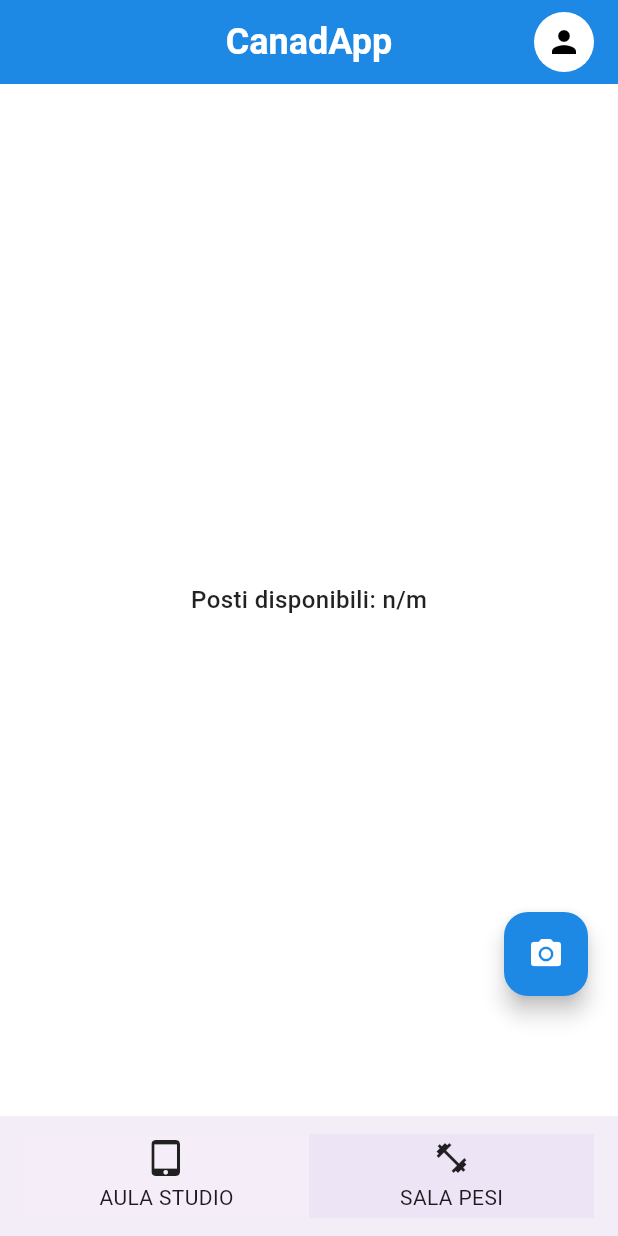
After one commit to ediscota/CanadApp, a Flutter app: the AulaStudioScreen screen opened directly, on a phone screen of 412 x 824 dp. The commit adds this screen. Run offline on Flutter 3.47's test engine with Material 3 defaults, Android fonts, the phone set to English and light mode, and no system bars; our stand-ins replace cloud_firestore, firebase_core; accounts and stored records are empty.

Commit message:
aula_studio_screen.dart

```diff
--- /dev/null
+++ b/canadapp/lib/ui/widgets/aula_studio_screen.dart
@@ -0,0 +1,92 @@
+import 'package:flutter/material.dart';
+
+class AulaStudioScreen extends StatelessWidget {
+  const AulaStudioScreen({super.key});
+
+  @override
+  Widget build(BuildContext context) {
+    return Scaffold(
+      backgroundColor: Colors.white,
+      appBar: AppBar(
+        backgroundColor: const Color(0xFF1E88E5), // Colore blu
+        title: const Text(
+          'CanadApp',
+          style: TextStyle(
+            color: Colors.white,
+            fontWeight: FontWeight.bold,
+            fontSize: 24,
+          ),
+        ),
+        centerTitle: true,
+        actions: [
+          Padding(
+            padding: const EdgeInsets.symmetric(horizontal: 16.0),
+            child: CircleAvatar(
+              backgroundColor: Colors.white,
+              child: Icon(Icons.person, color: Colors.black),
+            ),
+          ),
+        ],
+      ),
+      body: Stack(
+        children: [
+          const Center(
+            child: Text(
+              'Posti disponibili: n/m',
+              style: TextStyle(
+                fontSize: 16,
+                fontWeight: FontWeight.w500,
+                color: Colors.black87,
+              ),
+            ),
+          ),
+          Positioned(
+            bottom: 80,
+            right: 20,
+            child: FloatingActionButton(
+              backgroundColor: const Color(0xFF1E88E5),
+              onPressed: () {
+                // Azione bottone fotocamera
+              },
+              child: const Icon(Icons.camera_alt, color: Colors.white),
+            ),
+          ),
+        ],
+      ),
+      bottomNavigationBar: BottomAppBar(
+        child: Row(
+          children: [
+            Expanded(
+              child: Container(
+                color: const Color(0xFFF5EDF7),
+                height: 70,
+                child: Column(
+                  mainAxisAlignment: MainAxisAlignment.center,
+                  children: const [
+                    Icon(Icons.tablet_mac),
+                    SizedBox(height: 4),
+                    Text('AULA STUDIO'),
+                  ],
+                ),
+              ),
+            ),
+            Expanded(
+              child: Container(
+                color: const Color(0xFFEDE4F5),
+                height: 70,
+                child: Column(
+                  mainAxisAlignment: MainAxisAlignment.center,
+                  children: const [
+                    Icon(Icons.fitness_center),
+                    SizedBox(height: 4),
+                    Text('SALA PESI'),
+                  ],
+                ),
+              ),
+            ),
+          ],
+        ),
+      ),
+    );
+  }
+}
--- a/canadapp/lib/ui/widgets/login_screen.dart
+++ b/canadapp/lib/ui/widgets/login_screen.dart
@@ -1,6 +1,8 @@
 import 'package:flutter/material.dart';
 import 'package:provider/provider.dart';
 import '../../ui/viewmodels/login_view_model.dart';
+import '../../ui/widgets/aula_studio_screen.dart';
+
 
 class LoginScreen extends StatefulWidget {
   const LoginScreen({super.key});
@@ -32,11 +34,9 @@ class _LoginScreenState extends State<LoginScreen> {
       );
 
       if (success) {
-        // TODO: Navigazione alla schermata successiva
-        // Per ora placeholder
         Navigator.of(context).pushReplacement(
           MaterialPageRoute(
-            builder: (_) => const PlaceholderScreen(),
+            builder: (_) => const AulaStudioScreen(),
           ),
         );
       }
```
Also changed, not shown: 1 other file.
